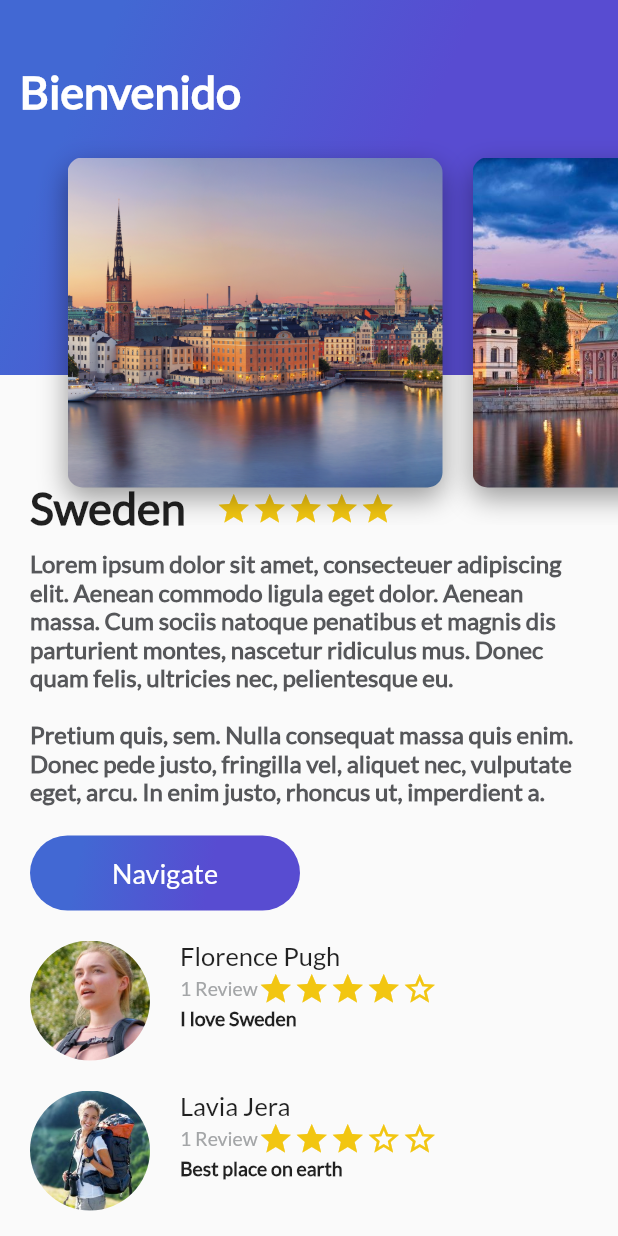
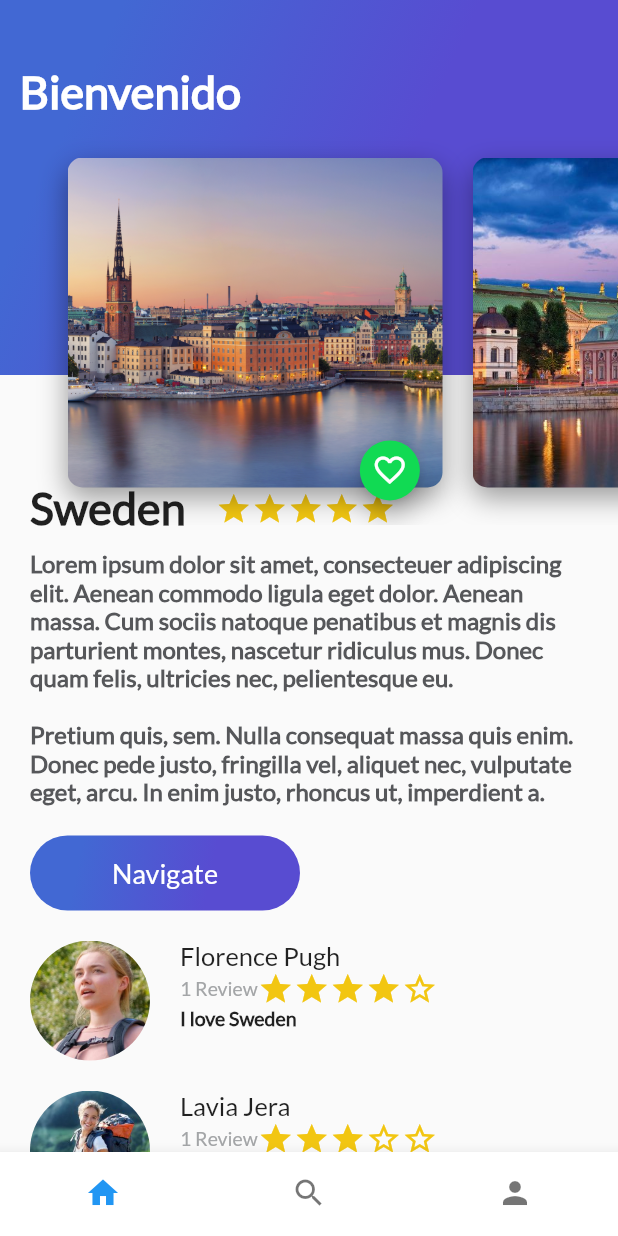
Before and after one commit to theJuanon/trips_app, a Flutter app: the screen it shows after launch, on a phone screen of 412 x 824 dp. Run offline on Flutter 3.47's test engine with Material 2 defaults, Android fonts, the phone set to English and light mode, and no system bars; our stand-ins replace google_fonts.

Commit message:
add navigation bar and favorites button

```diff
--- a/lib/card_image.dart
+++ b/lib/card_image.dart
@@ -1,4 +1,5 @@
 import 'package:flutter/material.dart';
+import 'package:trips_app/floating_action_button_green.dart';
 
 class CardImage extends StatelessWidget {
   final String pathImage;
@@ -23,6 +24,9 @@ class CardImage extends StatelessWidget {
                   offset: Offset(0.0, 7.0))
             ]));
 
-    return card;
+    return Stack(
+      alignment: Alignment(0.9, 1.1),
+      children: [card, FloatingActionButtonGreen()],
+    );
   }
 }
--- /dev/null
+++ b/lib/floating_action_button_green.dart
@@ -0,0 +1,29 @@
+import 'package:flutter/material.dart';
+
+class FloatingActionButtonGreen extends StatefulWidget {
+  const FloatingActionButtonGreen({Key? key}) : super(key: key);
+
+  @override
+  _FloatingActionButtonGreenState createState() =>
+      _FloatingActionButtonGreenState();
+}
+
+class _FloatingActionButtonGreenState extends State<FloatingActionButtonGreen> {
+  bool fav = false;
+
+  void onPressedFav() {
+    setState(() {
+      fav = !fav;
+    });
+  }
+
+  @override
+  Widget build(BuildContext context) {
+    return FloatingActionButton(
+        backgroundColor: Color(0xFF11DA53),
+        mini: true,
+        tooltip: "Fav",
+        child: Icon(fav ? Icons.favorite : Icons.favorite_border),
+        onPressed: onPressedFav);
+  }
+}
--- /dev/null
+++ b/lib/home_trips.dart
@@ -0,0 +1,35 @@
+import 'package:flutter/material.dart';
+import 'package:trips_app/review.dart';
+import 'package:trips_app/review_list.dart';
+
+import 'description_place.dart';
+import 'header_appbar.dart';
+
+class HomeTrips extends StatelessWidget {
+  final String descriptionDummy =
+      "Lorem ipsum dolor sit amet, consecteuer adipiscing elit. Aenean commodo ligula eget dolor. Aenean massa. Cum sociis natoque penatibus et magnis dis parturient montes, nascetur ridiculus mus. Donec quam felis, ultricies nec, pelientesque eu.\n\nPretium quis, sem. Nulla consequat massa quis enim. Donec pede justo, fringilla vel, aliquet nec, vulputate eget, arcu. In enim justo, rhoncus ut, imperdient a.";
+
+  final List<Widget> reviews = [
+    Review("assets/img/florence.jpeg", "Florence Pugh", "1 Review",
+        "I love Sweden", 4),
+    Review("assets/img/viajera.jpeg", "Lavia Jera", "1 Review",
+        "Best place on earth", 3),
+    Review("assets/img/viajero.jpeg", "Elvia Jero", "1 Review",
+        "Midsommar is magical", 3),
+    Review("assets/img/chris.jpeg", "Christian Hughes", "1 Review",
+        "I love swedish women!!!", 5),
+  ];
+
+  @override
+  Widget build(BuildContext context) {
+    return Stack(
+      children: [
+        ListView(children: [
+          DescriptionPlace("Sweden", 5, descriptionDummy),
+          ReviewList(reviews)
+        ]),
+        HeaderAppbar()
+      ],
+    );
+  }
+}
--- a/lib/main.dart
+++ b/lib/main.dart
@@ -1,9 +1,6 @@
 import 'package:flutter/material.dart';
 import 'package:flutter/services.dart';
-import 'description_place.dart';
-import 'review.dart';
-import 'review_list.dart';
-import 'header_appbar.dart';
+import 'main_trips.dart';
 
 void main() {
   SystemChrome.setSystemUIOverlayStyle(SystemUiOverlayStyle(
@@ -14,20 +11,6 @@ void main() {
 
 class MyApp extends StatelessWidget {
   // This widget is the root of your application.
-
-  final String descriptionDummy =
-      "Lorem ipsum dolor sit amet, consecteuer adipiscing elit. Aenean commodo ligula eget dolor. Aenean massa. Cum sociis natoque penatibus et magnis dis parturient montes, nascetur ridiculus mus. Donec quam felis, ultricies nec, pelientesque eu.\n\nPretium quis, sem. Nulla consequat massa quis enim. Donec pede justo, fringilla vel, aliquet nec, vulputate eget, arcu. In enim justo, rhoncus ut, imperdient a.";
-
-  final List<Widget> reviews = [
-    Review("assets/img/florence.jpeg", "Florence Pugh", "1 Review",
-        "I love Sweden", 4),
-    Review("assets/img/viajera.jpeg", "Lavia Jera", "1 Review",
-        "Best place on earth", 3),
-    Review("assets/img/viajero.jpeg", "Elvia Jero", "1 Review",
-        "Midsommar is magical", 3),
-    Review("assets/img/chris.jpeg", "Christian Hughes", "1 Review",
-        "I love swedish women!!!", 5),
-  ];
 
   @override
   Widget build(BuildContext context) {
@@ -45,16 +28,6 @@ class MyApp extends StatelessWidget {
           // is not restarted.
           primarySwatch: Colors.blue,
         ),
-      home: Scaffold(
-          body: Stack(
-        children: [
-          ListView(children: [
-            DescriptionPlace("Sweden", 5, descriptionDummy),
-            ReviewList(reviews)
-          ]),
-          HeaderAppbar()
-        ],
-      )),
-    );
+        home: MainTrips());
   }
 }
--- /dev/null
+++ b/lib/main_trips.dart
@@ -0,0 +1,45 @@
+import 'package:flutter/material.dart';
+import 'home_trips.dart';
+import 'search_trips.dart';
+import 'profile.dart';
+
+class MainTrips extends StatefulWidget {
+  const MainTrips({Key? key}) : super(key: key);
+
+  @override
+  _MainTripsState createState() => _MainTripsState();
+}
+
+class _MainTripsState extends State<MainTrips> {
+  int indexTap = 0;
+
+  final List<Widget> widgetChildren = [HomeTrips(), SearchTrips(), Profile()];
+
+  void onTapped(int index) {
+    setState(() {
+      indexTap = index;
+    });
+  }
+
+  @override
+  Widget build(BuildContext context) {
+    return Scaffold(
+      body: widgetChildren[indexTap],
+      bottomNavigationBar: Theme(
+          data: Theme.of(context)
+              .copyWith(canvasColor: Colors.white, primaryColor: Colors.purple),
+          child: BottomNavigationBar(
+              showSelectedLabels: false,
+              showUnselectedLabels: false,
+              currentIndex: indexTap,
+              onTap: onTapped,
+              items: [
+                BottomNavigationBarItem(icon: Icon(Icons.home), label: 'Home'),
+                BottomNavigationBarItem(
+                    icon: Icon(Icons.search), label: 'Search'),
+                BottomNavigationBarItem(
+                    icon: Icon(Icons.person), label: 'Profile')
+              ])),
+    );
+  }
+}
--- /dev/null
+++ b/lib/profile.dart
@@ -0,0 +1,10 @@
+import 'package:flutter/material.dart';
+
+class Profile extends StatelessWidget {
+  const Profile({Key? key}) : super(key: key);
+
+  @override
+  Widget build(BuildContext context) {
+    return Container(color: Colors.indigo);
+  }
+}
```
Also changed, not shown: lib/cupertino_bar.dart (added, +42 -0 lines), lib/search_trips.dart (added, +10 -0 lines), pubspec.lock. Lines whose indentation alone changed are shown as unchanged.
